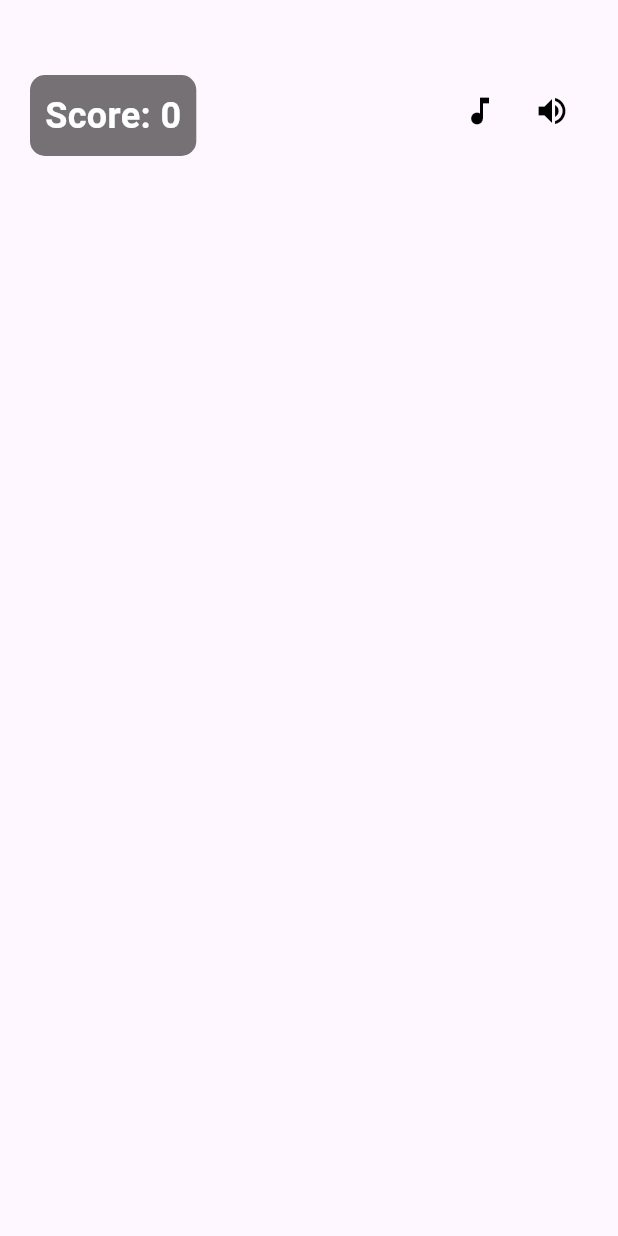
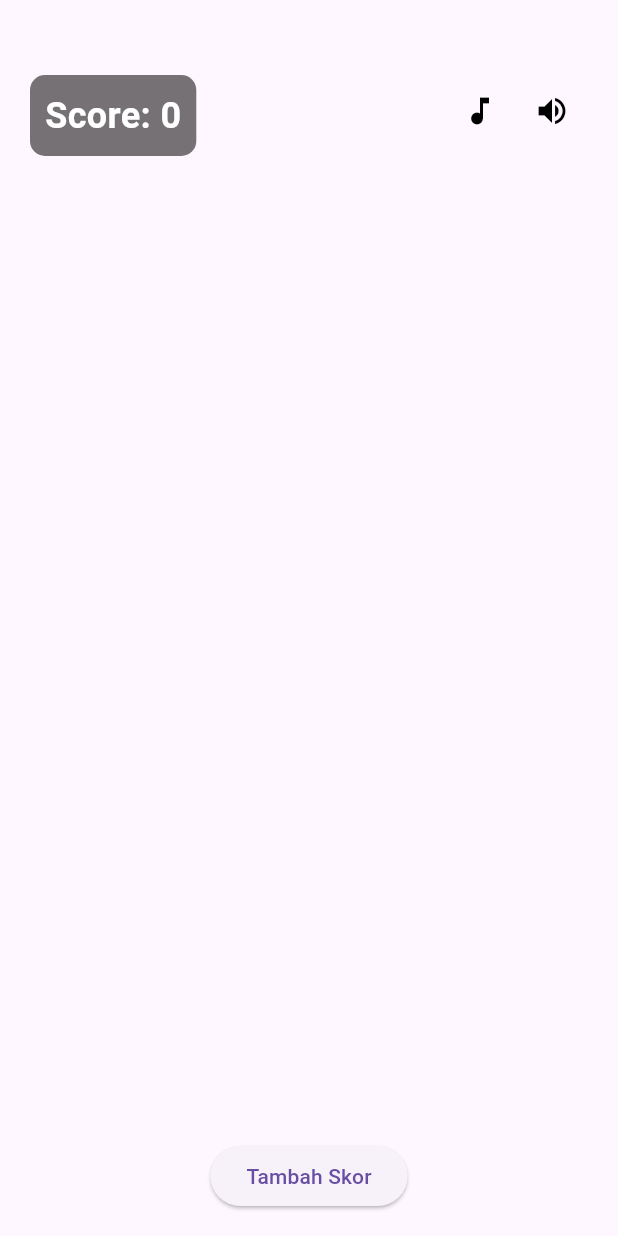
Before and after one commit to AbdillahFajar/flutter_game, a Flutter app: the screen it shows after launch, on a phone screen of 412 x 824 dp. Run offline on Flutter 3.47's test engine with Material 3 defaults, Android fonts, the light colour scheme and no system bars.

Commit message:
membuat tombol penambah skor

```diff
--- a/lib/game_screen.dart
+++ b/lib/game_screen.dart
@@ -70,6 +70,17 @@ class _GameScreenState extends State<GameScreen> {
               ],
             ),
           ),
+
+          //Tombol tambah skor dinamis, yaitu ketika diklik, skornya akan bertambah
+          Padding(
+            padding: const EdgeInsets.all(16),
+            child: ElevatedButton(
+              onPressed: () {
+                counter.value ++;
+              },
+              child: const Text('Tambah Skor'),
+            ),
+          )
         ],
       ),
     );
```
